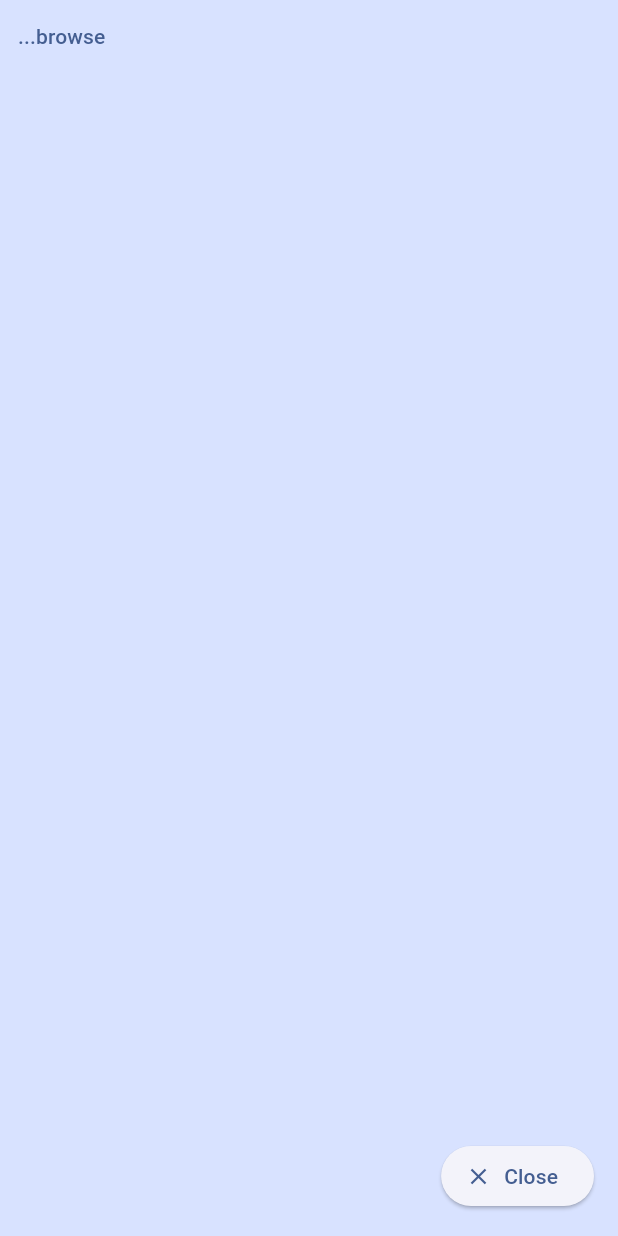
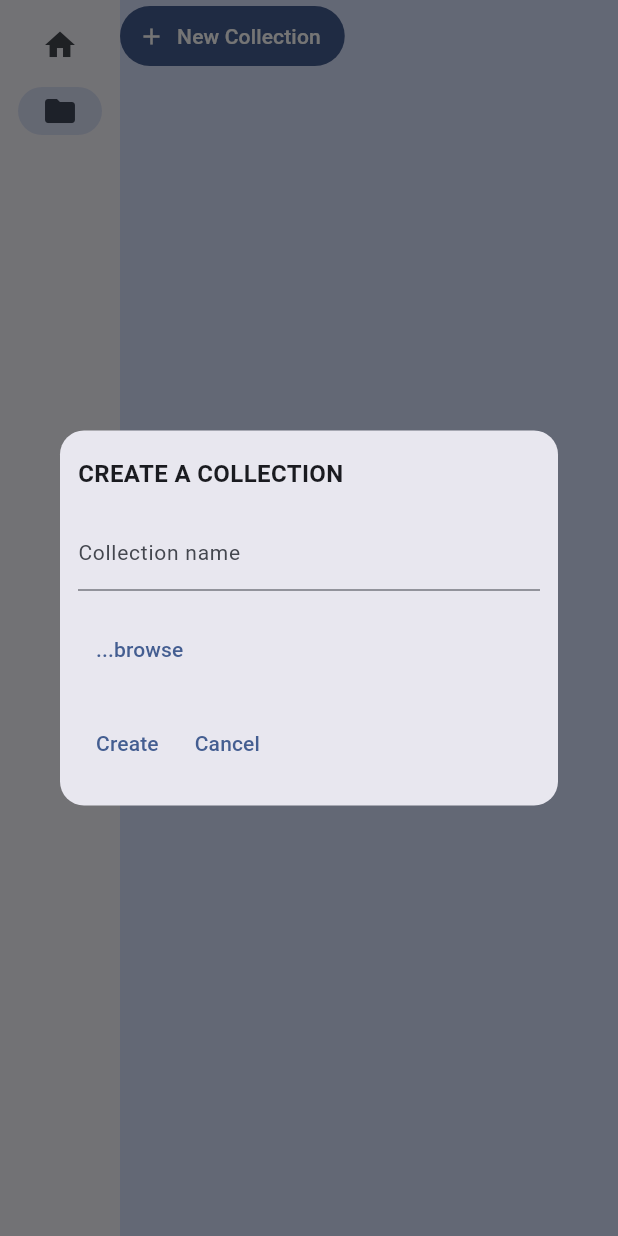
Before and after one commit to bbougon/alexandria, a Flutter app: the screen it shows after launch, after a tap on "Collections", after a tap on "New Collection", on a phone screen of 412 x 824 dp. Run offline on Flutter 3.47's test engine with Material 3 defaults, Android fonts, the phone set to English and light mode, and no system bars; our stand-ins replace file_picker, video_player.

Commit message:
Redefines the collection dialog box to create a new collection

```diff
--- a/lib/collections/ui/collections_screen.dart
+++ b/lib/collections/ui/collections_screen.dart
@@ -1,7 +1,8 @@
-import 'package:alexandria/collections/ui/add_collection_dialog.dart';
 import 'package:flutter/material.dart';
 
 import '../../common/error_indicator.dart';
+import '../../common/result.dart';
+import '../domain/item_picker.dart';
 import 'collections_body.dart';
 import 'collections_screen_notifier.dart';
 
@@ -27,6 +28,16 @@ class _CollectionsScreenState extends State<CollectionsScreen> {
     super.dispose();
   }
 
+  List<ItemFile> _files = [];
+
+  void _handleFiles(List<ItemFile?> files) {
+    setState(() {
+      if (files.isNotEmpty) {
+        _files = files.nonNulls.toList();
+      }
+    });
+  }
+
   @override
   Widget build(BuildContext context) {
     return Scaffold(
@@ -44,20 +55,72 @@ class _CollectionsScreenState extends State<CollectionsScreen> {
                   onPressed: () {
                     showDialog(
                       context: context,
-                      builder: (BuildContext context) => Dialog.fullscreen(
-                        child: Scaffold(
-                          backgroundColor: Theme.of(
-                            context,
-                          ).colorScheme.primaryContainer,
-                          floatingActionButton: ElevatedButton.icon(
-                            label: Text('Close'),
-                            onPressed: () => Navigator.pop(context),
-                            icon: Icon(Icons.close),
-                          ),
-                          body: SafeArea(
-                            child: AddCollectionDialog(
-                              screenNotifier: widget.screenNotifier,
-                            ),
+                      builder: (BuildContext context) => Dialog(
+                        shape: RoundedRectangleBorder(
+                          borderRadius: BorderRadius.all(Radius.circular(16)),
+                        ),
+                        constraints: BoxConstraints(
+                          minWidth: 350,
+                          minHeight: 250,
+                          maxWidth: 350,
+                          maxHeight: 250,
+                        ),
+                        child: Padding(
+                          padding: EdgeInsets.all(12.0),
+                          child: Column(
+                            mainAxisSize: MainAxisSize.min,
+                            mainAxisAlignment: MainAxisAlignment.center,
+                            children: [
+                              Row(
+                                children: [
+                                  Text(
+                                    "Create a collection".toUpperCase(),
+                                    style: TextStyle(
+                                      fontSize: 16,
+                                      fontWeight: FontWeight.bold,
+                                    ),
+                                  ),
+                                ],
+                              ),
+                              SizedBox(height: 15),
+                              TextFormField(
+                                decoration: InputDecoration(
+                                  border: const UnderlineInputBorder(),
+                                  labelText: 'Collection name',
+                                ),
+                              ),
+                              SizedBox(height: 15),
+                              Row(
+                                children: [
+                                  TextButton.icon(
+                                    onPressed: () async {
+                                      var pickedFiles = await FileItemPicker()
+                                          .pickFiles();
+                                      switch (pickedFiles) {
+                                        case Ok<List<ItemFile?>>():
+                                          _handleFiles(pickedFiles.value);
+                                        case Error<List<ItemFile?>>():
+                                          throw UnimplementedError();
+                                      }
+                                    },
+                                    label: Text('...browse'),
+                                  ),
+                                ],
+                              ),
+                              SizedBox(height: 15),
+                              Row(
+                                children: [
+                                  TextButton(
+                                    onPressed: () => Navigator.pop(context),
+                                    child: Text('Create'),
+                                  ),
+                                  TextButton(
+                                    onPressed: () => Navigator.pop(context),
+                                    child: Text('Cancel'),
+                                  ),
+                                ],
+                              ),
+                            ],
                           ),
                         ),
                       ),
```
